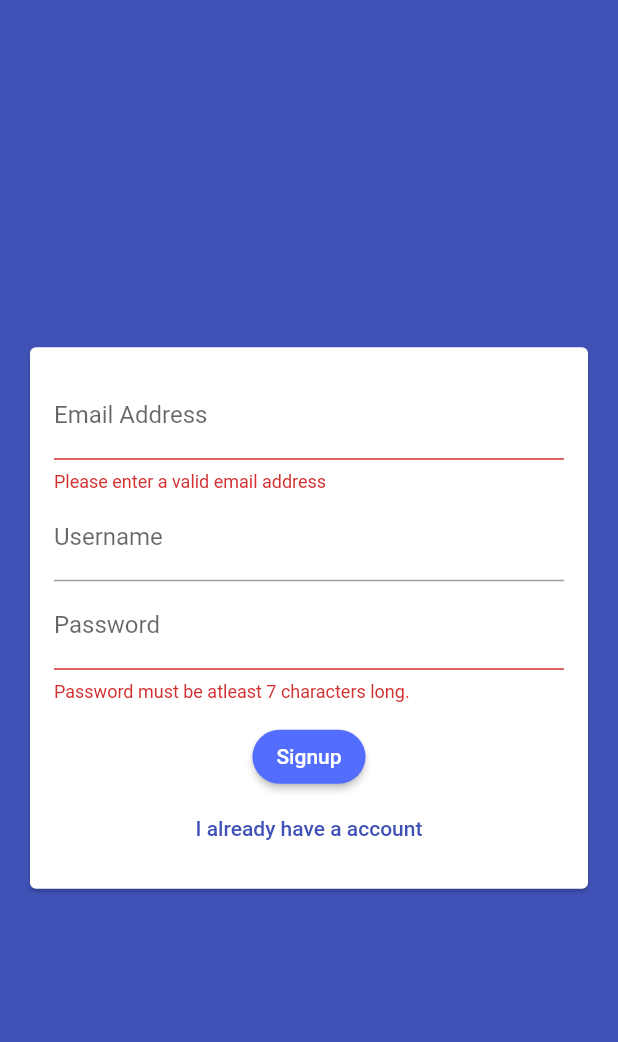
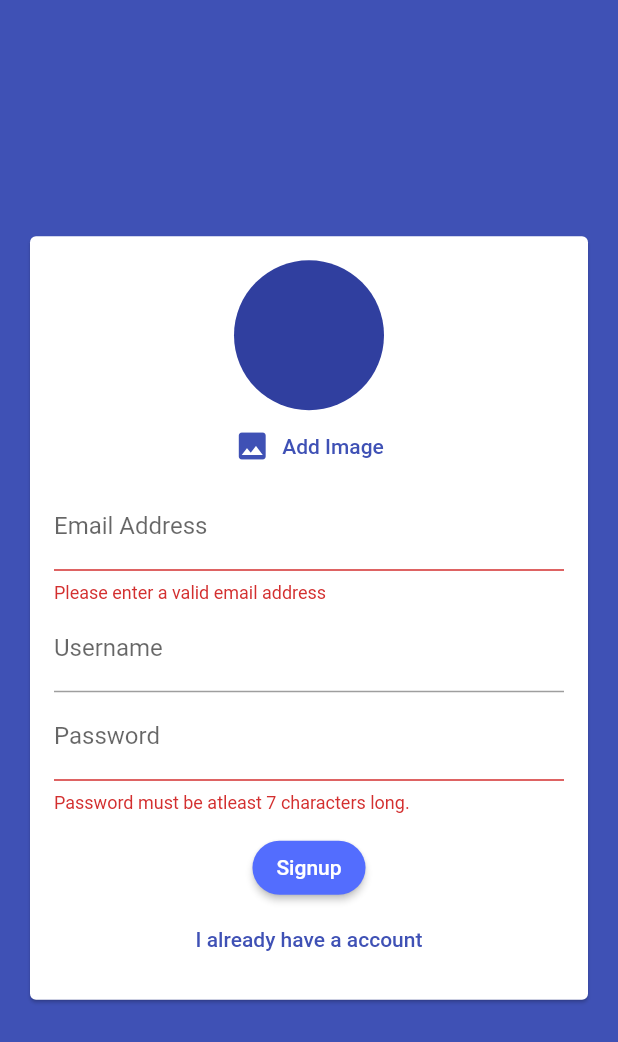
Before and after one commit to nischal08/chat_app, a Flutter app: the screen it shows after launch, after a tap on "Login", after a tap on "Create new account", on a phone screen of 412 x 824 dp. Shown: the top 1042 px of the screen. Run offline on Flutter 3.47's test engine with Material 2 defaults, Android fonts, the light colour scheme and no system bars; our stand-ins replace cloud_firestore, firebase_auth, firebase_core, image_picker; accounts and stored records are empty.

Commit message:
created image preview

```diff
--- a/lib/main.dart
+++ b/lib/main.dart
@@ -20,8 +20,8 @@
       title: 'FlutterChat',
       theme: ThemeData(
         primarySwatch: Colors.indigo,
-        backgroundColor: Colors.pink,
-        accentColor: Colors.deepPurple,
+        backgroundColor: Colors.indigo,
+        accentColor: Colors.deepPurpleAccent,
         accentColorBrightness: Brightness.dark //avoid black text in purple
         ,
         elevatedButtonTheme: ElevatedButtonThemeData(
--- a/lib/widgets/auth_form.dart
+++ b/lib/widgets/auth_form.dart
@@ -1,3 +1,4 @@
+import 'package:chat_app/widgets/pickers.dart/user_image_picker.dart';
 import 'package:flutter/material.dart';
 
 class AuthForm extends StatefulWidget {
@@ -56,6 +57,7 @@
               child: Column(
                 mainAxisSize: MainAxisSize.min,
                 children: [
+             if (!_isLogin)     UserImagePicker(),
                   TextFormField(
                     key: ValueKey('email'),
                     onSaved: (newValue) {
@@ -103,13 +105,14 @@
                   SizedBox(
                     height: 12,
                   ),
-                  if(widget.isLoading)CircularProgressIndicator(),
-                if(!widget.isLoading)  ElevatedButton(
-                    onPressed: _trySubmit,
-                    child: Text(
-                      _isLogin ? 'Login ' : 'Signup',
+                  if (widget.isLoading) CircularProgressIndicator(),
+                  if (!widget.isLoading)
+                    ElevatedButton(
+                      onPressed: _trySubmit,
+                      child: Text(
+                        _isLogin ? 'Login ' : 'Signup',
+                      ),
                     ),
-                  ),
                   TextButton(
                     style: ButtonStyle(
                       foregroundColor: MaterialStateProperty.all<Color>(
--- a/lib/widgets/chat/messages.dart
+++ b/lib/widgets/chat/messages.dart
@@ -25,7 +25,8 @@
           reverse: true,
           itemCount: chatSnapshot.data!.docs.length,
           itemBuilder: (context, index) => MessageBubble(
-            key: ValueKey(chatDocs![index].id),
+            username: chatDocs![index]['username'],
+            key: ValueKey(chatDocs[index].id),
             isMe: chatDocs[index]['userId'] ==
                 FirebaseAuth.instance.currentUser!.uid,
             message: chatDocs[index]['text'],
--- /dev/null
+++ b/lib/widgets/pickers.dart/user_image_picker.dart
@@ -0,0 +1,42 @@
+import 'dart:io';
+
+import 'package:flutter/material.dart';
+import 'package:image_picker/image_picker.dart';
+
+class UserImagePicker extends StatefulWidget {
+  UserImagePicker({Key? key}) : super(key: key);
+
+  @override
+  _UserImagePickerState createState() => _UserImagePickerState();
+}
+
+class _UserImagePickerState extends State<UserImagePicker> {
+  File? _pickedImage;
+  Future<void> _pickImage() async {
+    final pickedImageFile =
+        await ImagePicker().getImage(source: ImageSource.camera);
+    if (pickedImageFile != null) {
+      setState(() {
+        _pickedImage = File(pickedImageFile.path);
+      });
+    }
+  }
+
+  @override
+  Widget build(BuildContext context) {
+    return Column(
+      children: [
+        CircleAvatar(
+          radius: 50.0,
+          backgroundImage:
+              _pickedImage != null ? FileImage(_pickedImage!) : null,
+        ),
+        TextButton.icon(
+          onPressed: _pickImage,
+          icon: Icon(Icons.image),
+          label: Text('Add Image'),
+        )
+      ],
+    );
+  }
+}
--- a/pubspec.yaml
+++ b/pubspec.yaml
@@ -24,8 +24,10 @@
   flutter:
     sdk: flutter
   cupertino_icons: ^1.0.2
+  firebase_auth: ^1.4.1
   firebase_core: ^1.3.0
-  firebase_auth: ^1.4.1
+  firebase_storage: ^8.1.3
+  image_picker: ^0.8.0+3
 
 dev_dependencies:
   flutter_test:
```
Also changed, not shown: lib/widgets/chat/message_bubble.dart (+20 -2 lines), lib/widgets/chat/new_message.dart (+10 -5 lines), pubspec.lock.
